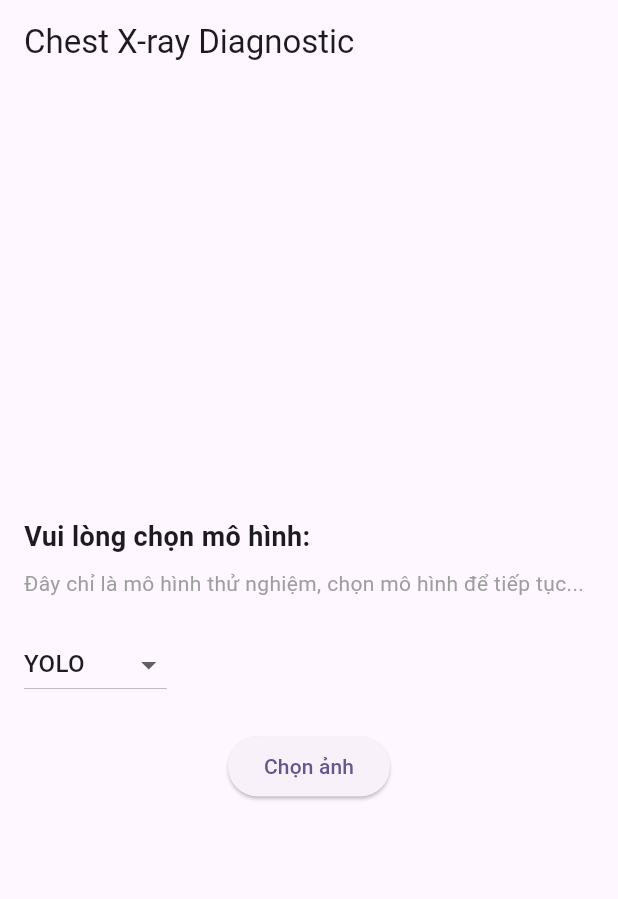
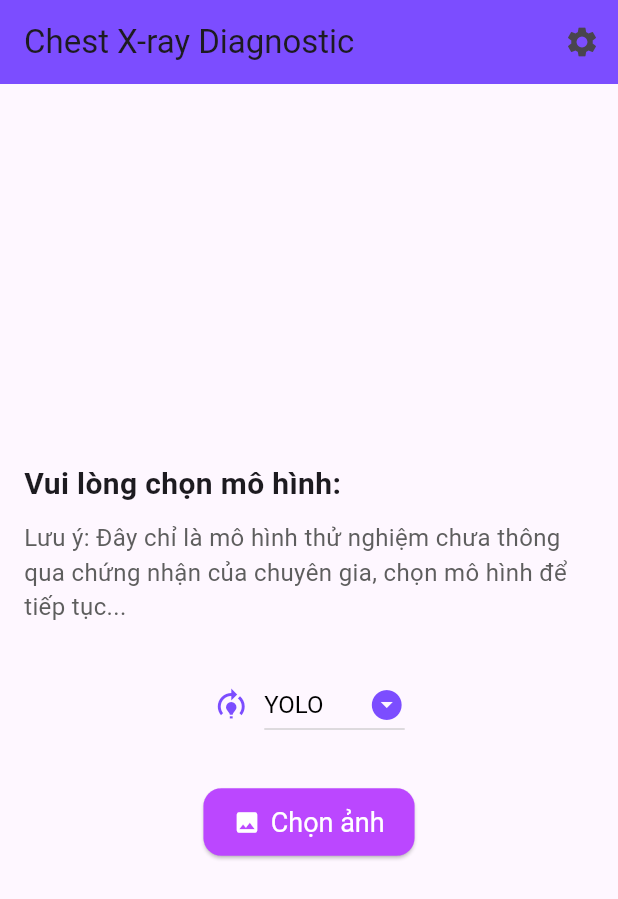
Before and after one commit to anhtuan284/chest-xray-multi-disease, a Flutter app: the screen it shows after launch, on a phone screen of 412 x 824 dp. Shown: the top 899 px of the screen. Run offline on Flutter 3.47's test engine with Material 3 defaults, Android fonts, the light colour scheme and no system bars; our stand-ins replace image_picker; missing offline and left inert: flutter_dropzone.

Commit message:
feat: update notebooks
- Add notebooks
- Modified app UI

```diff
--- a/chest_xray_diagnostic/lib/screens/home.dart
+++ b/chest_xray_diagnostic/lib/screens/home.dart
@@ -3,6 +3,7 @@ import 'package:flutter/material.dart';
 import 'package:image_picker/image_picker.dart';
 import 'package:http/http.dart' as http;
 import 'dart:io';
+import 'package:flutter_dropzone/flutter_dropzone.dart';
 import 'dart:typed_data';
 
 class HomeScreen extends StatefulWidget {
@@ -20,7 +21,16 @@ class _HomeScreenState extends State<HomeScreen> {
   @override
   Widget build(BuildContext context) {
     return Scaffold(
-      appBar: AppBar(title: const Text('Chest X-ray Diagnostic')),
+      appBar: AppBar(
+        title: const Text('Chest X-ray Diagnostic'),
+        backgroundColor: Colors.deepPurpleAccent,
+        actions: [
+          IconButton(
+            icon: const Icon(Icons.settings),
+            onPressed: () {},
+          ),
+        ],
+      ),
       body: Padding(
         padding: const EdgeInsets.all(16.0),
         child: Center(
@@ -31,16 +41,24 @@ class _HomeScreenState extends State<HomeScreen> {
               // Instructions Text
               const Text(
                 'Vui lòng chọn mô hình:',
-                style: TextStyle(fontSize: 18, fontWeight: FontWeight.bold),
+                style: TextStyle(fontSize: 20, fontWeight: FontWeight.bold),
               ),
-              const SizedBox(height: 8),
+              const SizedBox(height: 10),
               const Text(
-                'Đây chỉ là mô hình thử nghiệm, chọn mô hình để tiếp tục...',
-                style: TextStyle(fontSize: 14, color: Colors.grey),
+                'Lưu ý: Đây chỉ là mô hình thử nghiệm chưa thông qua chứng nhận của chuyên gia, chọn mô hình để tiếp tục...',
+                style: TextStyle(
+                    fontSize: 16, color: Color.fromARGB(255, 94, 94, 94)),
               ),
-              const SizedBox(height: 20),
+              const SizedBox(height: 30),
 
-              // Dropdown for model selection
+              // Dropdown for model selection with icon
+              Row(
+                crossAxisAlignment: CrossAxisAlignment.center,
+                mainAxisAlignment: MainAxisAlignment.center,
+                children: [
+                  const Icon(Icons.model_training,
+                      color: Colors.deepPurpleAccent),
+                  const SizedBox(width: 10),
                   DropdownButton<String>(
                     items: options.map((String value) {
                       return DropdownMenuItem<String>(
@@ -54,21 +72,39 @@ class _HomeScreenState extends State<HomeScreen> {
                       });
                     },
                     value: selectedOption,
+                    dropdownColor: Colors.deepPurple[50],
+                    style: const TextStyle(color: Colors.black, fontSize: 16),
+                    icon: const Icon(Icons.arrow_drop_down_circle,
+                        color: Colors.deepPurpleAccent),
+                  ),
+                ],
               ),
 
-              const SizedBox(height: 20),
+              const SizedBox(height: 30),
 
               // Button to select an image
               Center(
-                child: ElevatedButton(
+                child: ElevatedButton.icon(
+                  icon: const Icon(Icons.image, color: Colors.white),
+                  label: isLoading
+                      ? const CircularProgressIndicator(color: Colors.white)
+                      : const Text('Chọn ảnh',
+                          style: TextStyle(color: Colors.white)),
+                  style: ElevatedButton.styleFrom(
+                    backgroundColor: const Color.fromARGB(255, 187, 71, 255),
+                    padding: const EdgeInsets.symmetric(
+                        horizontal: 20, vertical: 12),
+                    textStyle:
+                        const TextStyle(fontSize: 18, color: Colors.white),
+                    shape: RoundedRectangleBorder(
+                      borderRadius: BorderRadius.circular(12),
+                    ),
+                  ),
                   onPressed: isLoading
                       ? null
                       : () async {
                           await showImagePickerDialog(context);
                         },
-                  child: isLoading
-                      ? const CircularProgressIndicator()
-                      : const Text('Chọn ảnh'),
                 ),
               ),
             ],
--- a/chest_xray_diagnostic/pubspec.yaml
+++ b/chest_xray_diagnostic/pubspec.yaml
@@ -35,6 +35,7 @@ dependencies:
   path_provider: ^2.0.7
   image_picker: ^1.1.2
   archive: ^3.6.1
+  flutter_dropzone: ^4.0.3
 
   # The following adds the Cupertino Icons font to your application.
   # Use with the CupertinoIcons class for iOS style icons.
```
Also changed, not shown: chest_xray_diagnostic/pubspec.lock, 3 other files. Lines whose indentation alone changed are shown as unchanged.
